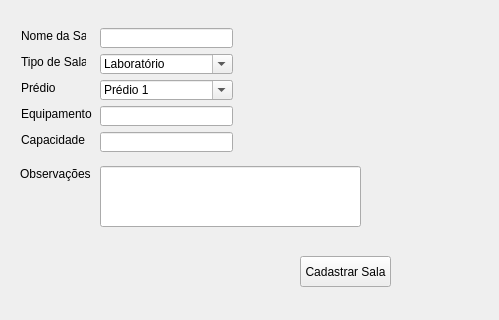
This is App/view/ui/cadastroSalas.ui in Senac-SOR-ADS/Mapa-de-Sala as Qt 5 draws it before an edit; both pictures show x 0 to 499 and y 0 to 320 of the 499 by 475 pixel window. The edited form follows.
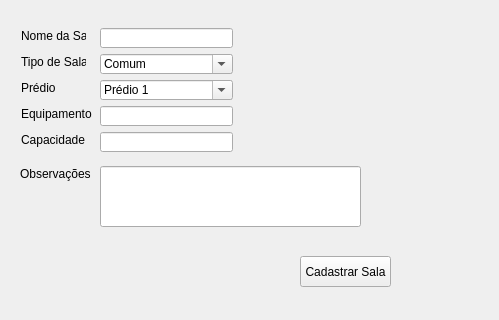
This is the edited form.

Commit message: Alteração das ordens

What changed in the file:
```diff
--- a/App/view/ui/cadastroSalas.ui
+++ b/App/view/ui/cadastroSalas.ui
@@ -59,7 +59,7 @@
     <bool>true</bool>
    </property>
    <property name="currentText">
-    <string>Laboratório</string>
+    <string>Comum</string>
    </property>
    <property name="insertPolicy">
     <enum>QComboBox::InsertAlphabetically</enum>
@@ -69,7 +69,7 @@
    </property>
    <item>
     <property name="text">
-     <string>Laboratório</string>
+     <string>Comum</string>
     </property>
    </item>
    <item>
```
Left out of the diff: 2 changed lines with no effect on the pictures.
